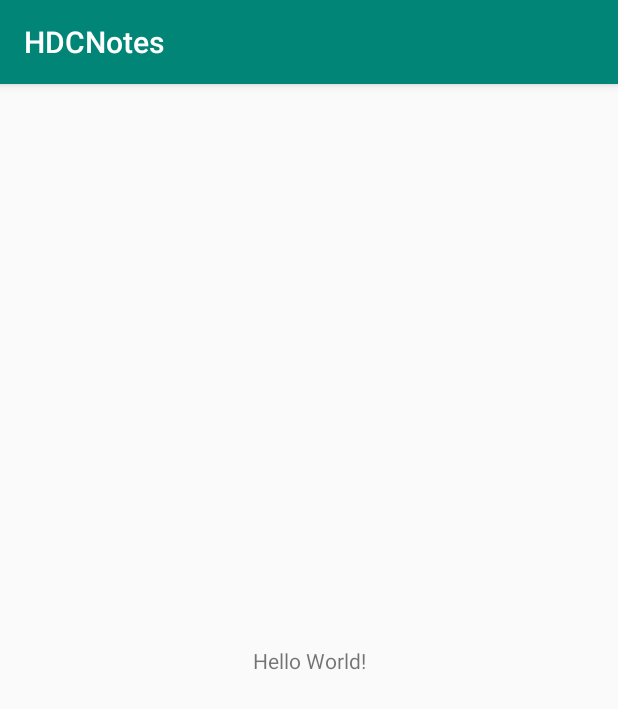
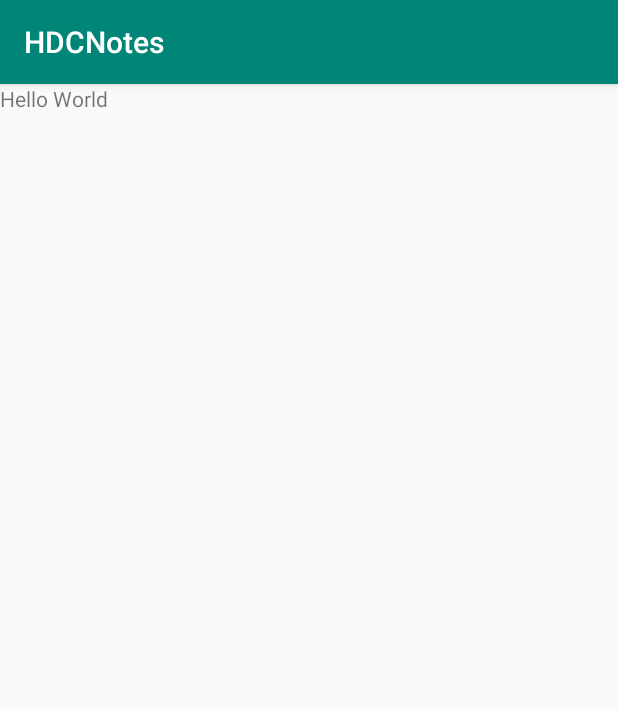
Before and after one commit to Hotdogcode/hdc_notes, an Android app: the screen it shows after launch (MainActivity before the commit, SplashActivity after it), on a phone screen of 412 x 824 dp. Shown: the top 709 px of the screen. Run offline under Robolectric (Android 15) with nearby library versions, the phone set to English and light mode, and no system bars; our stand-ins replace Dagger/Hilt's generated code, Room's generated code, RxJava, data binding.

Commit message:
Major Update 1. Setup Dagger2 2. Implement Core SplashActivity

```diff
--- a/app/src/main/AndroidManifest.xml
+++ b/app/src/main/AndroidManifest.xml
@@ -3,13 +3,14 @@
     package="com.visio.hdcnotes">
 
     <application
+        android:name=".HDCNotes"
         android:allowBackup="true"
         android:icon="@mipmap/ic_launcher"
         android:label="@string/app_name"
         android:roundIcon="@mipmap/ic_launcher_round"
         android:supportsRtl="true"
         android:theme="@style/AppTheme">
-        <activity android:name=".MainActivity">
+        <activity android:name=".ui.splash.SplashActivity">
             <intent-filter>
                 <action android:name="android.intent.action.MAIN" />
 
--- /dev/null
+++ b/app/src/main/java/com/visio/hdcnotes/HDCNotes.java
@@ -0,0 +1,30 @@
+package com.visio.hdcnotes;
+
+import android.app.Activity;
+import android.app.Application;
+
+import com.visio.hdcnotes.di.component.DaggerAppComponent;
+
+import javax.inject.Inject;
+
+import dagger.Provides;
+import dagger.android.AndroidInjector;
+import dagger.android.DispatchingAndroidInjector;
+import dagger.android.HasAndroidInjector;
+
+public class HDCNotes extends Application implements HasAndroidInjector {
+    @Inject
+    DispatchingAndroidInjector<Object> activityDispatchingAndroidInjector;
+
+
+    @Override
+    public DispatchingAndroidInjector<Object> androidInjector() {
+        return activityDispatchingAndroidInjector;
+    }
+
+    @Override
+    public void onCreate() {
+        super.onCreate();
+        DaggerAppComponent.builder().application(this).build().inject(this);
+    }
+}
--- a/app/src/main/java/com/visio/hdcnotes/MainActivity.java
+++ /dev/null
@@ -1,14 +0,0 @@
-    package com.visio.hdcnotes;
-
-import androidx.appcompat.app.AppCompatActivity;
-
-import android.os.Bundle;
-
-public class MainActivity extends AppCompatActivity {
-
-    @Override
-    protected void onCreate(Bundle savedInstanceState) {
-        super.onCreate(savedInstanceState);
-        setContentView(R.layout.activity_main);
-    }
-}
--- a/app/src/main/java/com/visio/hdcnotes/data/local/pref/AppPrefHelper.java
+++ b/app/src/main/java/com/visio/hdcnotes/data/local/pref/AppPrefHelper.java
@@ -7,6 +7,8 @@ package com.visio.hdcnotes.data.local.pref;
 import android.content.Context;
 import android.content.SharedPreferences;
 
+import com.visio.hdcnotes.di.PreferenceInfo;
+
 import javax.inject.Inject;
 
 public class AppPrefHelper implements PrefHelper{
@@ -15,7 +17,7 @@ public class AppPrefHelper implements PrefHelper{
     private final SharedPreferences mSharedPref;
 
     @Inject
-    public AppPrefHelper(Context context,String prefFileName){
+    public AppPrefHelper(Context context,@PreferenceInfo String prefFileName){
         mSharedPref = context.getSharedPreferences(prefFileName,Context.MODE_PRIVATE);
     }
 
--- /dev/null
+++ b/app/src/main/java/com/visio/hdcnotes/di/builder/ActivityBuilder.java
@@ -0,0 +1,14 @@
+package com.visio.hdcnotes.di.builder;
+
+import com.visio.hdcnotes.ui.splash.SplashActivity;
+import com.visio.hdcnotes.ui.splash.SplashActvityModule;
+
+import dagger.Module;
+import dagger.android.ContributesAndroidInjector;
+
+@Module
+public abstract class ActivityBuilder {
+
+    @ContributesAndroidInjector(modules = SplashActvityModule.class)
+    abstract SplashActivity bindSplashActivity();
+}
--- /dev/null
+++ b/app/src/main/java/com/visio/hdcnotes/di/component/AppComponent.java
@@ -0,0 +1,28 @@
+package com.visio.hdcnotes.di.component;
+
+import android.app.Application;
+
+import com.visio.hdcnotes.HDCNotes;
+import com.visio.hdcnotes.di.builder.ActivityBuilder;
+import com.visio.hdcnotes.di.module.AppModule;
+
+import javax.inject.Singleton;
+
+import dagger.BindsInstance;
+import dagger.Component;
+import dagger.android.AndroidInjection;
+import dagger.android.AndroidInjectionModule;
+
+@Singleton
+@Component(modules = {AndroidInjectionModule.class, AppModule.class, ActivityBuilder.class})
+public interface AppComponent {
+    void inject(HDCNotes hdcNotes);
+    @Component.Builder
+    interface Builder{
+        @BindsInstance
+        Builder application(Application application);
+
+        AppComponent build();
+
+    }
+}
--- /dev/null
+++ b/app/src/main/java/com/visio/hdcnotes/di/module/AppModule.java
@@ -0,0 +1,83 @@
+package com.visio.hdcnotes.di.module;
+
+import android.app.Application;
+import android.content.Context;
+
+import androidx.room.Room;
+import androidx.room.RoomDatabase;
+
+import com.google.gson.Gson;
+import com.google.gson.GsonBuilder;
+import com.visio.hdcnotes.data.AppDataManager;
+import com.visio.hdcnotes.data.DataManager;
+import com.visio.hdcnotes.data.local.db.AppDatabase;
+import com.visio.hdcnotes.data.local.db.AppDatabseHelper;
+import com.visio.hdcnotes.data.local.db.DbHelper;
+import com.visio.hdcnotes.data.local.pref.AppPrefHelper;
+import com.visio.hdcnotes.data.local.pref.PrefHelper;
+import com.visio.hdcnotes.di.DatabaseInfo;
+import com.visio.hdcnotes.di.PreferenceInfo;
+import com.visio.hdcnotes.utils.AppConstants;
+import com.visio.hdcnotes.utils.rx.AppSchedulerProvider;
+import com.visio.hdcnotes.utils.rx.SchedulerProvider;
+
+import javax.inject.Singleton;
+
+import dagger.Module;
+import dagger.Provides;
+
+@Module
+public class AppModule {
+    @Provides
+    @Singleton
+    AppDatabase provideAppDatabase(@DatabaseInfo String dbName, Context context){
+        return Room.databaseBuilder(context,AppDatabase.class,dbName).fallbackToDestructiveMigration().build();
+    }
+
+    @Provides
+    @Singleton
+    Context provideContext(Application application){
+        return application;
+    }
+
+    @Provides
+    @Singleton
+    DataManager provideDataManager(AppDataManager appDataManager){
+        return appDataManager;
+    }
+
+    @Provides
+    @DatabaseInfo
+    String provideAppDataBaseName(){
+        return AppConstants.DB_NAME;
+    }
+
+    @Provides
+    @Singleton
+    DbHelper provideDbHelper(AppDatabseHelper databseHelper){
+        return databseHelper;
+    }
+
+    @Provides
+    SchedulerProvider providesSchedularProvider(){
+        return new AppSchedulerProvider();
+    }
+
+    @Provides
+    @PreferenceInfo
+    String provideAppPrefName(){
+        return AppConstants.PREF_NAME;
+    }
+
+    @Provides
+    @Singleton
+    PrefHelper provideAppPrefHelper(AppPrefHelper appPrefHelper){
+        return appPrefHelper;
+    }
+
+    @Provides
+    @Singleton
+    Gson provideGson(){
+        return new GsonBuilder().excludeFieldsWithoutExposeAnnotation().create();
+    }
+}
--- a/app/src/main/java/com/visio/hdcnotes/ui/base/BaseActivity.java
+++ b/app/src/main/java/com/visio/hdcnotes/ui/base/BaseActivity.java
@@ -75,4 +75,13 @@ public abstract class BaseActivity<T extends ViewDataBinding, V extends BaseView
         mViewDataBinding.executePendingBindings();
     }
 
+    @Override
+    public void onFragmentAttached() {
+
+    }
+
+    @Override
+    public void onFragmentDetached(String tag) {
+
+    }
 }
--- /dev/null
+++ b/app/src/main/java/com/visio/hdcnotes/ui/splash/SplashActivity.java
@@ -0,0 +1,43 @@
+package com.visio.hdcnotes.ui.splash;
+
+import android.os.Bundle;
+
+import androidx.annotation.Nullable;
+
+import com.visio.hdcnotes.BR;
+import com.visio.hdcnotes.R;
+import com.visio.hdcnotes.databinding.ActivitySplashBinding;
+import com.visio.hdcnotes.ui.base.BaseActivity;
+
+import javax.inject.Inject;
+
+public class SplashActivity extends BaseActivity<ActivitySplashBinding,SplashViewModel> implements SplashNavigator {
+    @Inject
+    SplashViewModel splashViewModel;
+
+    @Override
+    public int getBindingVariable() {
+        return BR.viewModel;
+    }
+
+    @Override
+    public int getLayoutId() {
+        return R.layout.activity_splash;
+    }
+
+    @Override
+    public SplashViewModel getViewModel() {
+        return splashViewModel;
+    }
+
+    @Override
+    protected void onCreate(@Nullable Bundle savedInstanceState) {
+        super.onCreate(savedInstanceState);
+        splashViewModel.setNavigator(this);
+    }
+
+    @Override
+    public void openHomeActivity() {
+
+    }
+}
--- /dev/null
+++ b/app/src/main/java/com/visio/hdcnotes/ui/splash/SplashActvityModule.java
@@ -0,0 +1,15 @@
+package com.visio.hdcnotes.ui.splash;
+
+import com.visio.hdcnotes.data.DataManager;
+import com.visio.hdcnotes.utils.rx.SchedulerProvider;
+
+import dagger.Module;
+import dagger.Provides;
+
+@Module
+public class SplashActvityModule {
+    @Provides
+    SplashViewModel provideSplashViewModel(DataManager dataManager, SchedulerProvider schedulerProvider){
+        return new SplashViewModel(dataManager,schedulerProvider);
+    }
+}
--- /dev/null
+++ b/app/src/main/java/com/visio/hdcnotes/ui/splash/SplashNavigator.java
@@ -0,0 +1,5 @@
+package com.visio.hdcnotes.ui.splash;
+
+public interface SplashNavigator {
+    void openHomeActivity();
+}
--- /dev/null
+++ b/app/src/main/java/com/visio/hdcnotes/ui/splash/SplashViewModel.java
@@ -0,0 +1,11 @@
+package com.visio.hdcnotes.ui.splash;
+
+import com.visio.hdcnotes.data.DataManager;
+import com.visio.hdcnotes.ui.base.BaseViewModel;
+import com.visio.hdcnotes.utils.rx.SchedulerProvider;
+
+public class SplashViewModel extends BaseViewModel<SplashNavigator> {
+    public SplashViewModel(DataManager dataManager, SchedulerProvider schedulerProvider){
+        super(dataManager, schedulerProvider);
+    }
+}
--- /dev/null
+++ b/app/src/main/java/com/visio/hdcnotes/utils/AppConstants.java
@@ -0,0 +1,6 @@
+package com.visio.hdcnotes.utils;
+
+public class AppConstants {
+    public final static String DB_NAME = "com.hdc.hdcnotes.db";
+    public final static String PREF_NAME = "com.hdc.hdcnotes.pref";
+}
--- a/app/src/main/res/layout/activity_main.xml
+++ /dev/null
@@ -1,18 +0,0 @@
-<?xml version="1.0" encoding="utf-8"?>
-<androidx.constraintlayout.widget.ConstraintLayout xmlns:android="http://schemas.android.com/apk/res/android"
-    xmlns:app="http://schemas.android.com/apk/res-auto"
-    xmlns:tools="http://schemas.android.com/tools"
-    android:layout_width="match_parent"
-    android:layout_height="match_parent"
-    tools:context=".MainActivity">
-
-    <TextView
-        android:layout_width="wrap_content"
-        android:layout_height="wrap_content"
-        android:text="Hello World!"
-        app:layout_constraintBottom_toBottomOf="parent"
-        app:layout_constraintLeft_toLeftOf="parent"
-        app:layout_constraintRight_toRightOf="parent"
-        app:layout_constraintTop_toTopOf="parent" />
-
-</androidx.constraintlayout.widget.ConstraintLayout>
--- /dev/null
+++ b/app/src/main/res/layout/activity_splash.xml
@@ -0,0 +1,22 @@
+<?xml version="1.0" encoding="utf-8"?>
+<layout>
+    <data>
+        <variable
+            name="viewModel"
+            type="com.visio.hdcnotes.ui.splash.SplashViewModel" />
+    </data>
+
+<LinearLayout xmlns:android="http://schemas.android.com/apk/res/android"
+    android:orientation="vertical" android:layout_width="match_parent"
+    android:layout_height="match_parent">
+
+
+    <TextView
+        android:layout_width="match_parent"
+        android:layout_height="wrap_content"
+        android:text="Hello World"
+        />
+
+</LinearLayout>
+
+</layout>
```
